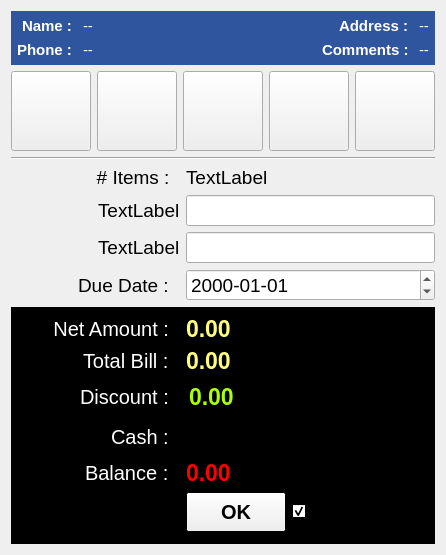
The window that estorecpp/singlepayment.ui (Watti/estorecpp) describes before a commit, drawn with Qt 5.
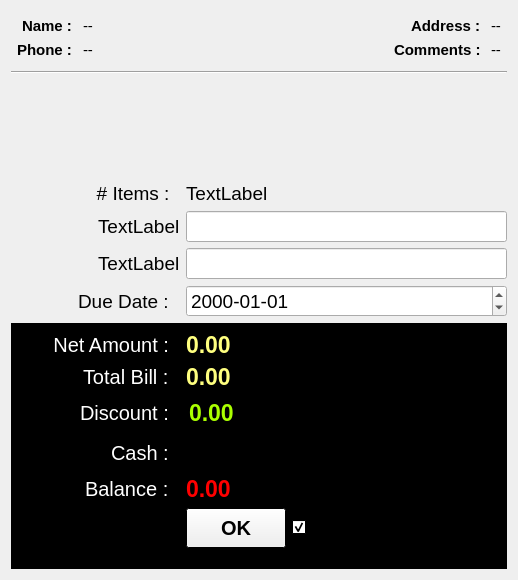
The same window after the commit. Icons and pictures are not drawn.

Patch:
```diff
--- a/estorecpp/singlepayment.ui
+++ b/estorecpp/singlepayment.ui
@@ -6,8 +6,8 @@
    <rect>
     <x>0</x>
     <y>0</y>
-    <width>444</width>
-    <height>555</height>
+    <width>518</width>
+    <height>580</height>
    </rect>
   </property>
   <property name="windowTitle">
@@ -22,97 +22,6 @@
        <verstretch>0</verstretch>
       </sizepolicy>
      </property>
-     <property name="palette">
-      <palette>
-       <active>
-        <colorrole role="WindowText">
-         <brush brushstyle="SolidPattern">
-          <color alpha="255">
-           <red>255</red>
-           <green>255</green>
-           <blue>255</blue>
-          </color>
-         </brush>
-        </colorrole>
-        <colorrole role="Base">
-         <brush brushstyle="SolidPattern">
-          <color alpha="255">
-           <red>255</red>
-           <green>255</green>
-           <blue>255</blue>
-          </color>
-         </brush>
-        </colorrole>
-        <colorrole role="Window">
-         <brush brushstyle="SolidPattern">
-          <color alpha="255">
-           <red>46</red>
-           <green>85</green>
-           <blue>157</blue>
-          </color>
-         </brush>
-        </colorrole>
-       </active>
-       <inactive>
-        <colorrole role="WindowText">
-         <brush brushstyle="SolidPattern">
-          <color alpha="255">
-           <red>255</red>
-           <green>255</green>
-           <blue>255</blue>
-          </color>
-         </brush>
-        </colorrole>
-        <colorrole role="Base">
-         <brush brushstyle="SolidPattern">
-          <color alpha="255">
-           <red>255</red>
-           <green>255</green>
-           <blue>255</blue>
-          </color>
-         </brush>
-        </colorrole>
-        <colorrole role="Window">
-         <brush brushstyle="SolidPattern">
-          <color alpha="255">
-           <red>46</red>
-           <green>85</green>
-           <blue>157</blue>
-          </color>
-         </brush>
-        </colorrole>
-       </inactive>
-       <disabled>
-        <colorrole role="WindowText">
-         <brush brushstyle="SolidPattern">
-          <color alpha="255">
-           <red>120</red>
-           <green>120</green>
-           <blue>120</blue>
-          </color>
-         </brush>
-        </colorrole>
-        <colorrole role="Base">
-         <brush brushstyle="SolidPattern">
-          <color alpha="255">
-           <red>46</red>
-           <green>85</green>
-           <blue>157</blue>
-          </color>
-         </brush>
-        </colorrole>
-        <colorrole role="Window">
-         <brush brushstyle="SolidPattern">
-          <color alpha="255">
-           <red>46</red>
-           <green>85</green>
-           <blue>157</blue>
-          </color>
-         </brush>
-        </colorrole>
-       </disabled>
-      </palette>
-     </property>
      <property name="autoFillBackground">
       <bool>true</bool>
      </property>
@@ -306,6 +215,13 @@
      </layout>
     </widget>
    </item>
+   <item>
+    <widget class="Line" name="line">
+     <property name="orientation">
+      <enum>Qt::Horizontal</enum>
+     </property>
+    </widget>
+   </item>
    <item>
     <layout class="QHBoxLayout" name="horizontalLayout_4">
      <item>
@@ -340,6 +256,12 @@
        <property name="checkable">
         <bool>true</bool>
        </property>
+       <property name="toolButtonStyle">
+        <enum>Qt::ToolButtonTextUnderIcon</enum>
+       </property>
+       <property name="autoRaise">
+        <bool>true</bool>
+       </property>
       </widget>
      </item>
      <item>
@@ -362,12 +284,24 @@
          <height>80</height>
         </size>
        </property>
+       <property name="font">
+        <font>
+         <weight>75</weight>
+         <bold>true</bold>
+        </font>
+       </property>
        <property name="text">
         <string/>
        </property>
        <property name="checkable">
         <bool>true</bool>
        </property>
+       <property name="toolButtonStyle">
+        <enum>Qt::ToolButtonTextUnderIcon</enum>
+       </property>
+       <property name="autoRaise">
+        <bool>true</bool>
+       </property>
       </widget>
      </item>
      <item>
@@ -402,6 +336,12 @@
        <property name="checkable">
         <bool>true</bool>
        </property>
+       <property name="toolButtonStyle">
+        <enum>Qt::ToolButtonTextUnderIcon</enum>
+       </property>
+       <property name="autoRaise">
+        <bool>true</bool>
+       </property>
       </widget>
      </item>
      <item>
@@ -436,6 +376,12 @@
        <property name="checkable">
         <bool>true</bool>
        </property>
+       <property name="toolButtonStyle">
+        <enum>Qt::ToolButtonTextUnderIcon</enum>
+       </property>
+       <property name="autoRaise">
+        <bool>true</bool>
+       </property>
       </widget>
      </item>
      <item>
@@ -470,16 +416,31 @@
        <property name="checkable">
         <bool>true</bool>
        </property>
+       <property name="toolButtonStyle">
+        <enum>Qt::ToolButtonTextUnderIcon</enum>
+       </property>
+       <property name="autoRaise">
+        <bool>true</bool>
+       </property>
       </widget>
      </item>
     </layout>
    </item>
    <item>
-    <widget class="Line" name="line">
+    <spacer name="verticalSpacer">
      <property name="orientation">
-      <enum>Qt::Horizontal</enum>
+      <enum>Qt::Vertical</enum>
      </property>
-    </widget>
+     <property name="sizeType">
+      <enum>QSizePolicy::Fixed</enum>
+     </property>
+     <property name="sizeHint" stdset="0">
+      <size>
+       <width>20</width>
+       <height>16</height>
+      </size>
+     </property>
+    </spacer>
    </item>
    <item>
     <layout class="QFormLayout" name="formLayout_2">
```
